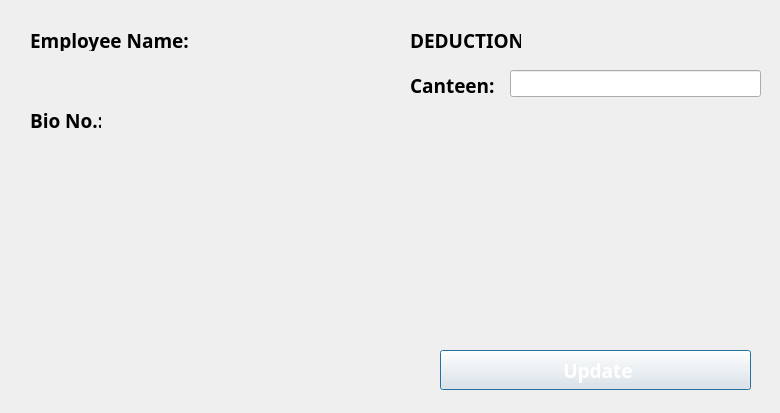
Above: MainFrame/Resources/UI/deduction.ui from Maze711/systemPayroll before the change. Below: the same form after it.
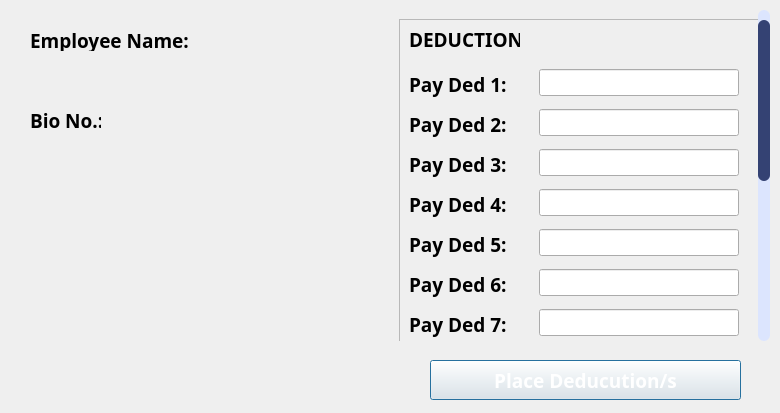
That is the form after the change. Icons and pictures are not drawn.

Commit message: Deduction dialog working

```diff
--- a/MainFrame/Resources/UI/deduction.ui
+++ b/MainFrame/Resources/UI/deduction.ui
@@ -13,6 +13,55 @@
   <property name="windowTitle">
    <string>Deduction</string>
   </property>
+  <property name="styleSheet">
+   <string notr="true">/* VERTICAL SCROLLBAR */
+QScrollBar:vertical {
+    border: none;
+    background-color: rgba(220, 229, 254, 1); /* Updated background color */
+    width: 12px;
+    margin: 0;
+    height: auto;
+    border-radius: 6px;
+}
+
+/* HANDLE BAR VERTICAL */
+QScrollBar::handle:vertical {
+    background-color: rgba(52, 66, 115, 1); /* Handle color */
+    min-height: 48px;
+    border-radius: 6px;
+    margin-top: 10px;
+}
+
+/* REMOVE THE UP ARROW BUTTON */
+QScrollBar::sub-line:vertical {
+    border: none;
+    background: none;
+    height: 0px;
+    width: 0px;
+}
+
+/* REMOVE THE DOWN ARROW BUTTON */
+QScrollBar::add-line:vertical {
+    border: none;
+    background: none;
+    height: 0px;
+    width: 0px;
+}
+
+/* REMOVE THE SPACE LEFT BY THE UP AND DOWN ARROW BUTTONS */
+QScrollBar::sub-page:vertical, QScrollBar::add-page:vertical {
+    background: none;
+}
+
+#frmInfo, #groupIdNum, #groupIdNum_2, #groupHRNote, #groupEduInfo, #scrollWorkExpArea, #groupCompany, #groupCompany_2, #groupCompany_3, #groupEduInfo_2 {
+background-color: #DCE5FE
+}
+
+#btnAdd:hover, #btnEdit:hover, #btnSave:hover, #btnRevert:hover, #btnAddDependent:hover {
+	background-color:&quot;#485994&quot;;
+}
+</string>
+  </property>
   <widget class="QWidget" name="widget" native="true">
    <property name="geometry">
     <rect>
@@ -159,105 +208,614 @@
     </property>
    </widget>
   </widget>
-  <widget class="QWidget" name="widget_2" native="true">
+  <widget class="QScrollArea" name="scrollArea">
    <property name="geometry">
     <rect>
      <x>390</x>
      <y>10</y>
-     <width>378</width>
-     <height>395</height>
+     <width>380</width>
+     <height>331</height>
     </rect>
    </property>
-   <widget class="QPushButton" name="pushButton">
+   <property name="font">
+    <font>
+     <family>Poppins</family>
+     <pointsize>10</pointsize>
+    </font>
+   </property>
+   <property name="styleSheet">
+    <string notr="true"> QScrollBar:vertical {
+	border: none;
+    background: rgba(217, 217, 217, 1);
+ }</string>
+   </property>
+   <property name="frameShape">
+    <enum>QFrame::NoFrame</enum>
+   </property>
+   <property name="verticalScrollBarPolicy">
+    <enum>Qt::ScrollBarAlwaysOn</enum>
+   </property>
+   <property name="horizontalScrollBarPolicy">
+    <enum>Qt::ScrollBarAlwaysOff</enum>
+   </property>
+   <property name="widgetResizable">
+    <bool>true</bool>
+   </property>
+   <widget class="QWidget" name="scrollAreaWidgetContents">
     <property name="geometry">
      <rect>
-      <x>50</x>
-      <y>340</y>
-      <width>311</width>
-      <height>40</height>
+      <x>0</x>
+      <y>0</y>
+      <width>396</width>
+      <height>640</height>
      </rect>
     </property>
-    <property name="font">
-     <font>
-      <family>poppins</family>
-      <pointsize>14</pointsize>
-      <weight>75</weight>
-      <bold>true</bold>
-     </font>
-    </property>
-    <property name="layoutDirection">
-     <enum>Qt::LeftToRight</enum>
-    </property>
-    <property name="styleSheet">
-     <string notr="true">	background-color: &quot;#344273&quot;;
-	color: white;</string>
-    </property>
-    <property name="text">
-     <string> Update</string>
-    </property>
-    <property name="icon">
-     <iconset>
-      <normaloff>../../MainFrame/Resources/Icons/update.svg</normaloff>../../MainFrame/Resources/Icons/update.svg</iconset>
-    </property>
-    <property name="iconSize">
+    <property name="minimumSize">
      <size>
-      <width>24</width>
-      <height>24</height>
+      <width>0</width>
+      <height>640</height>
      </size>
     </property>
+    <layout class="QVBoxLayout" name="verticalLayout_2">
+     <item>
+      <widget class="QFrame" name="deductionArea">
+       <property name="minimumSize">
+        <size>
+         <width>378</width>
+         <height>500</height>
+        </size>
+       </property>
+       <property name="styleSheet">
+        <string notr="true">/* VERTICAL SCROLLBAR */
+QScrollBar:vertical {
+    border: none;
+    background: rgba(220, 229, 254, 1);
+    width: 12px;
+    margin: 0;
+    height: auto;
+    border-radius: 6px;
+}
+
+/* HANDLE BAR VERTICAL */
+QScrollBar::handle:vertical {
+	background-color: rgba(52, 66, 115, 1);
+    background: rgba(220, 229, 254, 1);
+    min-height: 48px;
+    border-radius: 6px;
+	margin-top: 10x;
+}
+
+/* REMOVE THE UP ARROW BUTTON */
+QScrollBar::sub-line:vertical {
+    border: none;
+    background: rgba(220, 229, 254, 1);
+    height: 0px;
+    width: 0px;
+}
+
+/* REMOVE THE DOWN ARROW BUTTON */
+QScrollBar::add-line:vertical {
+    border: none;
+    background: none;
+    height: 0px;
+    width: 0px;
+}
+
+/* REMOVE THE SPACE LEFT BY THE UP AND DOWN ARROW BUTTONS */
+QScrollBar::sub-page:vertical, QScrollBar::add-page:vertical {
+    background: none;
+}
+</string>
+       </property>
+       <property name="frameShape">
+        <enum>QFrame::StyledPanel</enum>
+       </property>
+       <property name="frameShadow">
+        <enum>QFrame::Raised</enum>
+       </property>
+       <widget class="QLabel" name="lblName_2">
+        <property name="geometry">
+         <rect>
+          <x>10</x>
+          <y>10</y>
+          <width>111</width>
+          <height>21</height>
+         </rect>
+        </property>
+        <property name="font">
+         <font>
+          <family>poppins</family>
+          <pointsize>14</pointsize>
+          <weight>75</weight>
+          <bold>true</bold>
+         </font>
+        </property>
+        <property name="text">
+         <string>DEDUCTION</string>
+        </property>
+       </widget>
+       <widget class="QLabel" name="payDed1">
+        <property name="geometry">
+         <rect>
+          <x>10</x>
+          <y>50</y>
+          <width>120</width>
+          <height>30</height>
+         </rect>
+        </property>
+        <property name="font">
+         <font>
+          <family>poppins</family>
+          <pointsize>14</pointsize>
+          <weight>75</weight>
+          <bold>true</bold>
+         </font>
+        </property>
+        <property name="text">
+         <string>Pay Ded 1:</string>
+        </property>
+       </widget>
+       <widget class="QLineEdit" name="txtDed1">
+        <property name="geometry">
+         <rect>
+          <x>140</x>
+          <y>50</y>
+          <width>200</width>
+          <height>27</height>
+         </rect>
+        </property>
+       </widget>
+       <widget class="QLineEdit" name="txtDed2">
+        <property name="geometry">
+         <rect>
+          <x>140</x>
+          <y>90</y>
+          <width>200</width>
+          <height>27</height>
+         </rect>
+        </property>
+       </widget>
+       <widget class="QLabel" name="payDed2">
+        <property name="geometry">
+         <rect>
+          <x>10</x>
+          <y>90</y>
+          <width>120</width>
+          <height>30</height>
+         </rect>
+        </property>
+        <property name="font">
+         <font>
+          <family>poppins</family>
+          <pointsize>14</pointsize>
+          <weight>75</weight>
+          <bold>true</bold>
+         </font>
+        </property>
+        <property name="text">
+         <string>Pay Ded 2:</string>
+        </property>
+       </widget>
+       <widget class="QLineEdit" name="txtDed3">
+        <property name="geometry">
+         <rect>
+          <x>140</x>
+          <y>130</y>
+          <width>200</width>
+          <height>27</height>
+         </rect>
+        </property>
+       </widget>
+       <widget class="QLabel" name="payDed3">
+        <property name="geometry">
+         <rect>
+          <x>10</x>
+          <y>130</y>
+          <width>120</width>
+          <height>30</height>
+         </rect>
+        </property>
+        <property name="font">
+         <font>
+          <family>poppins</family>
+          <pointsize>14</pointsize>
+          <weight>75</weight>
+          <bold>true</bold>
+         </font>
+        </property>
+        <property name="text">
+         <string>Pay Ded 3:</string>
+        </property>
+       </widget>
+       <widget class="QLabel" name="payDed4">
+        <property name="geometry">
+         <rect>
+          <x>10</x>
+          <y>170</y>
+          <width>120</width>
+          <height>30</height>
+         </rect>
+        </property>
+        <property name="font">
+         <font>
+          <family>poppins</family>
+          <pointsize>14</pointsize>
+          <weight>75</weight>
+          <bold>true</bold>
+         </font>
+        </property>
+        <property name="text">
+         <string>Pay Ded 4:</string>
+        </property>
+       </widget>
+       <widget class="QLineEdit" name="txtDed4">
+        <property name="geometry">
+         <rect>
+          <x>140</x>
+          <y>170</y>
+          <width>200</width>
+          <height>27</height>
+         </rect>
+        </property>
+       </widget>
+       <widget class="QLineEdit" name="txtDed8">
+        <property name="geometry">
+         <rect>
+          <x>140</x>
+          <y>330</y>
+          <width>200</width>
+          <height>27</height>
+         </rect>
+        </property>
+       </widget>
+       <widget class="QLineEdit" name="txtDed5">
+        <property name="geometry">
+         <rect>
+          <x>140</x>
+          <y>210</y>
+          <width>200</width>
+          <height>27</height>
+         </rect>
+        </property>
+       </widget>
+       <widget class="QLineEdit" name="txtDed7">
+        <property name="geometry">
+         <rect>
+          <x>140</x>
+          <y>290</y>
+          <width>200</width>
+          <height>27</height>
+         </rect>
+        </property>
+       </widget>
+       <widget class="QLabel" name="payDed5">
+        <property name="geometry">
+         <rect>
+          <x>10</x>
+          <y>210</y>
+          <width>120</width>
+          <height>30</height>
+         </rect>
+        </property>
+        <property name="font">
+         <font>
+          <family>poppins</family>
+          <pointsize>14</pointsize>
+          <weight>75</weight>
+          <bold>true</bold>
+         </font>
+        </property>
+        <property name="text">
+         <string>Pay Ded 5:</string>
+        </property>
+       </widget>
+       <widget class="QLabel" name="payDed8">
+        <property name="geometry">
+         <rect>
+          <x>10</x>
+          <y>330</y>
+          <width>120</width>
+          <height>30</height>
+         </rect>
+        </property>
+        <property name="font">
+         <font>
+          <family>poppins</family>
+          <pointsize>14</pointsize>
+          <weight>75</weight>
+          <bold>true</bold>
+         </font>
+        </property>
+        <property name="text">
+         <string>Pay Ded 8:</string>
+        </property>
+       </widget>
+       <widget class="QLabel" name="payDed7">
+        <property name="geometry">
+         <rect>
+          <x>10</x>
+          <y>290</y>
+          <width>120</width>
+          <height>30</height>
+         </rect>
+        </property>
+        <property name="font">
+         <font>
+          <family>poppins</family>
+          <pointsize>14</pointsize>
+          <weight>75</weight>
+          <bold>true</bold>
+         </font>
+        </property>
+        <property name="text">
+         <string>Pay Ded 7:</string>
+        </property>
+       </widget>
+       <widget class="QLabel" name="payDed6">
+        <property name="geometry">
+         <rect>
+          <x>10</x>
+          <y>250</y>
+          <width>120</width>
+          <height>30</height>
+         </rect>
+        </property>
+        <property name="font">
+         <font>
+          <family>poppins</family>
+          <pointsize>14</pointsize>
+          <weight>75</weight>
+          <bold>true</bold>
+         </font>
+        </property>
+        <property name="text">
+         <string>Pay Ded 6:</string>
+        </property>
+       </widget>
+       <widget class="QLineEdit" name="txtDed6">
+        <property name="geometry">
+         <rect>
+          <x>140</x>
+          <y>250</y>
+          <width>200</width>
+          <height>27</height>
+         </rect>
+        </property>
+       </widget>
+       <widget class="QLabel" name="payDed9">
+        <property name="geometry">
+         <rect>
+          <x>10</x>
+          <y>370</y>
+          <width>120</width>
+          <height>30</height>
+         </rect>
+        </property>
+        <property name="font">
+         <font>
+          <family>poppins</family>
+          <pointsize>14</pointsize>
+          <weight>75</weight>
+          <bold>true</bold>
+         </font>
+        </property>
+        <property name="text">
+         <string>Pay Ded 9:</string>
+        </property>
+       </widget>
+       <widget class="QLineEdit" name="txtDed10">
+        <property name="geometry">
+         <rect>
+          <x>140</x>
+          <y>410</y>
+          <width>200</width>
+          <height>27</height>
+         </rect>
+        </property>
+       </widget>
+       <widget class="QLineEdit" name="txtDed12">
+        <property name="geometry">
+         <rect>
+          <x>140</x>
+          <y>490</y>
+          <width>200</width>
+          <height>27</height>
+         </rect>
+        </property>
+       </widget>
+       <widget class="QLineEdit" name="txtDed9">
+        <property name="geometry">
+         <rect>
+          <x>140</x>
+          <y>370</y>
+          <width>200</width>
+          <height>27</height>
+         </rect>
+        </property>
+       </widget>
+       <widget class="QLabel" name="payDed10">
+        <property name="geometry">
+         <rect>
+          <x>10</x>
+          <y>410</y>
+          <width>120</width>
+          <height>30</height>
+         </rect>
+        </property>
+        <property name="font">
+         <font>
+          <family>poppins</family>
+          <pointsize>14</pointsize>
+          <weight>75</weight>
+          <bold>true</bold>
+         </font>
+        </property>
+        <property name="text">
+         <string>Pay Ded 10:</string>
+        </property>
+       </widget>
+       <widget class="QLineEdit" name="txtDed11">
+        <property name="geometry">
+         <rect>
+          <x>140</x>
+          <y>450</y>
+          <width>200</width>
+          <height>27</height>
+         </rect>
+        </property>
+       </widget>
+       <widget class="QLabel" name="payDed11">
+        <property name="geometry">
+         <rect>
+          <x>10</x>
+          <y>450</y>
+          <width>120</width>
+          <height>30</height>
+         </rect>
+        </property>
+        <property name="font">
+         <font>
+          <family>poppins</family>
+          <pointsize>14</pointsize>
+          <weight>75</weight>
+          <bold>true</bold>
+         </font>
+        </property>
+        <property name="text">
+         <string>Pay Ded 11:</string>
+        </property>
+       </widget>
+       <widget class="QLabel" name="payDed12">
+        <property name="geometry">
+         <rect>
+          <x>10</x>
+          <y>490</y>
+          <width>120</width>
+          <height>30</height>
+         </rect>
+        </property>
+        <property name="font">
+         <font>
+          <family>poppins</family>
+          <pointsize>14</pointsize>
+          <weight>75</weight>
+          <bold>true</bold>
+         </font>
+        </property>
+        <property name="text">
+         <string>Pay Ded 12:</string>
+        </property>
+       </widget>
+       <widget class="QLineEdit" name="txtDed13">
+        <property name="geometry">
+         <rect>
+          <x>140</x>
+          <y>530</y>
+          <width>200</width>
+          <height>27</height>
+         </rect>
+        </property>
+        <property name="text">
+         <string/>
+        </property>
+       </widget>
+       <widget class="QLabel" name="payDed13">
+        <property name="geometry">
+         <rect>
+          <x>10</x>
+          <y>530</y>
+          <width>120</width>
+          <height>30</height>
+         </rect>
+        </property>
+        <property name="font">
+         <font>
+          <family>poppins</family>
+          <pointsize>14</pointsize>
+          <weight>75</weight>
+          <bold>true</bold>
+         </font>
+        </property>
+        <property name="text">
+         <string>Pay Ded 13:</string>
+        </property>
+       </widget>
+       <widget class="QLineEdit" name="txtDed14">
+        <property name="geometry">
+         <rect>
+          <x>140</x>
+          <y>570</y>
+          <width>200</width>
+          <height>27</height>
+         </rect>
+        </property>
+        <property name="text">
+         <string/>
+        </property>
+       </widget>
+       <widget class="QLabel" name="payDed14">
+        <property name="geometry">
+         <rect>
+          <x>10</x>
+          <y>570</y>
+          <width>120</width>
+          <height>30</height>
+         </rect>
+        </property>
+        <property name="font">
+         <font>
+          <family>poppins</family>
+          <pointsize>14</pointsize>
+          <weight>75</weight>
+          <bold>true</bold>
+         </font>
+        </property>
+        <property name="text">
+         <string>Pay Ded 14:</string>
+        </property>
+       </widget>
+      </widget>
+     </item>
+    </layout>
    </widget>
-   <widget class="QLabel" name="lblName_2">
-    <property name="geometry">
-     <rect>
-      <x>20</x>
-      <y>20</y>
-      <width>111</width>
-      <height>21</height>
-     </rect>
-    </property>
-    <property name="font">
-     <font>
-      <family>poppins</family>
-      <pointsize>14</pointsize>
-      <weight>75</weight>
-      <bold>true</bold>
-     </font>
-    </property>
-    <property name="text">
-     <string>DEDUCTION</string>
-    </property>
-   </widget>
-   <widget class="QLabel" name="lblName_3">
-    <property name="geometry">
-     <rect>
-      <x>20</x>
-      <y>60</y>
-      <width>101</width>
-      <height>31</height>
-     </rect>
-    </property>
-    <property name="font">
-     <font>
-      <family>poppins</family>
-      <pointsize>14</pointsize>
-      <weight>75</weight>
-      <bold>true</bold>
-     </font>
-    </property>
-    <property name="text">
-     <string>Canteen:</string>
-    </property>
-   </widget>
-   <widget class="QLineEdit" name="txtCanteen">
-    <property name="geometry">
-     <rect>
-      <x>120</x>
-      <y>60</y>
-      <width>251</width>
-      <height>27</height>
-     </rect>
-    </property>
-   </widget>
+  </widget>
+  <widget class="QPushButton" name="placeBTN">
+   <property name="geometry">
+    <rect>
+     <x>430</x>
+     <y>360</y>
+     <width>311</width>
+     <height>40</height>
+    </rect>
+   </property>
+   <property name="font">
+    <font>
+     <family>poppins</family>
+     <pointsize>14</pointsize>
+     <weight>75</weight>
+     <bold>true</bold>
+    </font>
+   </property>
+   <property name="layoutDirection">
+    <enum>Qt::LeftToRight</enum>
+   </property>
+   <property name="styleSheet">
+    <string notr="true">	background-color: &quot;#344273&quot;;
+	color: white;</string>
+   </property>
+   <property name="text">
+    <string>Place Deducution/s</string>
+   </property>
+   <property name="icon">
+    <iconset>
+     <normaloff>../../MainFrame/Resources/Icons/update.svg</normaloff>../../MainFrame/Resources/Icons/update.svg</iconset>
+   </property>
+   <property name="iconSize">
+    <size>
+     <width>24</width>
+     <height>24</height>
+    </size>
+   </property>
   </widget>
  </widget>
  <resources/>
```
The commit also changes 2 other files.
